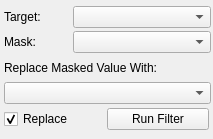
Above: src/Interface/ToolInterface/MaskDataFilterInterface.ui from SCIInstitute/Seg3D before the change. Below: the same form after it.
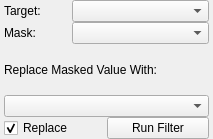
That is the form after the change.

Patch:
```diff
--- a/src/Interface/ToolInterface/MaskDataFilterInterface.ui
+++ b/src/Interface/ToolInterface/MaskDataFilterInterface.ui
@@ -11,7 +11,7 @@
    </rect>
   </property>
   <property name="sizePolicy">
-   <sizepolicy hsizetype="Fixed" vsizetype="Fixed">
+   <sizepolicy hsizetype="Expanding" vsizetype="Fixed">
     <horstretch>0</horstretch>
     <verstretch>0</verstretch>
    </sizepolicy>
@@ -24,6 +24,12 @@
   </property>
   <property name="maximumSize">
    <size>
+    <width>16777215</width>
+    <height>139</height>
+   </size>
+  </property>
+  <property name="baseSize">
+   <size>
     <width>213</width>
     <height>139</height>
    </size>
@@ -31,47 +37,23 @@
   <property name="windowTitle">
    <string>Form</string>
   </property>
-  <widget class="QWidget" name="layoutWidget">
-   <property name="geometry">
-    <rect>
-     <x>4</x>
-     <y>103</y>
-     <width>205</width>
-     <height>32</height>
-    </rect>
-   </property>
-   <layout class="QHBoxLayout" name="replaceRunLayout">
+  <layout class="QVBoxLayout" name="verticalLayout_2">
     <property name="spacing">
      <number>0</number>
     </property>
-    <item>
-     <widget class="QCheckBox" name="replaceCheckBox">
-      <property name="text">
-       <string>Replace</string>
-      </property>
-      <property name="checked">
-       <bool>true</bool>
-      </property>
-     </widget>
-    </item>
-    <item>
-     <widget class="QPushButton" name="runButton">
-      <property name="text">
-       <string>Run Filter</string>
-      </property>
-     </widget>
-    </item>
-   </layout>
-  </widget>
-  <widget class="QWidget" name="layoutWidget_2">
-   <property name="geometry">
-    <rect>
-     <x>4</x>
-     <y>4</y>
-     <width>207</width>
-     <height>26</height>
-    </rect>
+   <property name="leftMargin">
+    <number>4</number>
+   </property>
+   <property name="topMargin">
+    <number>0</number>
+   </property>
+   <property name="rightMargin">
+    <number>4</number>
+   </property>
+   <property name="bottomMargin">
+    <number>0</number>
    </property>
+   <item>
    <layout class="QHBoxLayout" name="targetHLayout" stretch="1,2">
     <property name="spacing">
      <number>0</number>
@@ -87,41 +69,8 @@
      <widget class="QComboBox" name="targetComboBox"/>
     </item>
    </layout>
-  </widget>
-  <widget class="QWidget" name="layoutWidget_3">
-   <property name="geometry">
-    <rect>
-     <x>4</x>
-     <y>54</y>
-     <width>207</width>
-     <height>50</height>
-    </rect>
-   </property>
-   <layout class="QVBoxLayout" name="verticalLayout">
-    <property name="spacing">
-     <number>0</number>
-    </property>
-    <item>
-     <widget class="QLabel" name="label">
-      <property name="text">
-       <string>Replace Masked Value With:</string>
-      </property>
-     </widget>
     </item>
     <item>
-     <widget class="QComboBox" name="comboBox"/>
-    </item>
-   </layout>
-  </widget>
-  <widget class="QWidget" name="layoutWidget_4">
-   <property name="geometry">
-    <rect>
-     <x>4</x>
-     <y>29</y>
-     <width>207</width>
-     <height>26</height>
-    </rect>
-   </property>
    <layout class="QHBoxLayout" name="maskHLayout" stretch="1,2">
     <property name="spacing">
      <number>0</number>
@@ -137,7 +86,56 @@
      <widget class="QComboBox" name="maskComboBox"/>
     </item>
    </layout>
-  </widget>
+   </item>
+   <item>
+    <layout class="QVBoxLayout" name="verticalLayout">
+     <property name="spacing">
+      <number>0</number>
+     </property>
+     <item>
+      <widget class="QLabel" name="label">
+       <property name="text">
+        <string>Replace Masked Value With:</string>
+       </property>
+      </widget>
+     </item>
+     <item>
+      <widget class="QComboBox" name="comboBox">
+       <property name="sizePolicy">
+        <sizepolicy hsizetype="Expanding" vsizetype="Fixed">
+         <horstretch>0</horstretch>
+         <verstretch>0</verstretch>
+        </sizepolicy>
+       </property>
+      </widget>
+     </item>
+    </layout>
+   </item>
+   <item>
+    <layout class="QHBoxLayout" name="replaceRunLayout">
+     <property name="spacing">
+      <number>0</number>
+     </property>
+     <item>
+      <widget class="QCheckBox" name="replaceCheckBox">
+       <property name="text">
+        <string>Replace</string>
+       </property>
+       <property name="checked">
+        <bool>true</bool>
+       </property>
+      </widget>
+     </item>
+     <item>
+      <widget class="QPushButton" name="runButton">
+       <property name="text">
+        <string>Run Filter</string>
+       </property>
+      </widget>
+     </item>
+    </layout>
+   </item>
+  </layout>
  </widget>
  <resources/>
  <connections/>
```
Left out of the diff: 2 changed lines with no effect on the pictures. Lines whose indentation alone changed are shown as unchanged.
